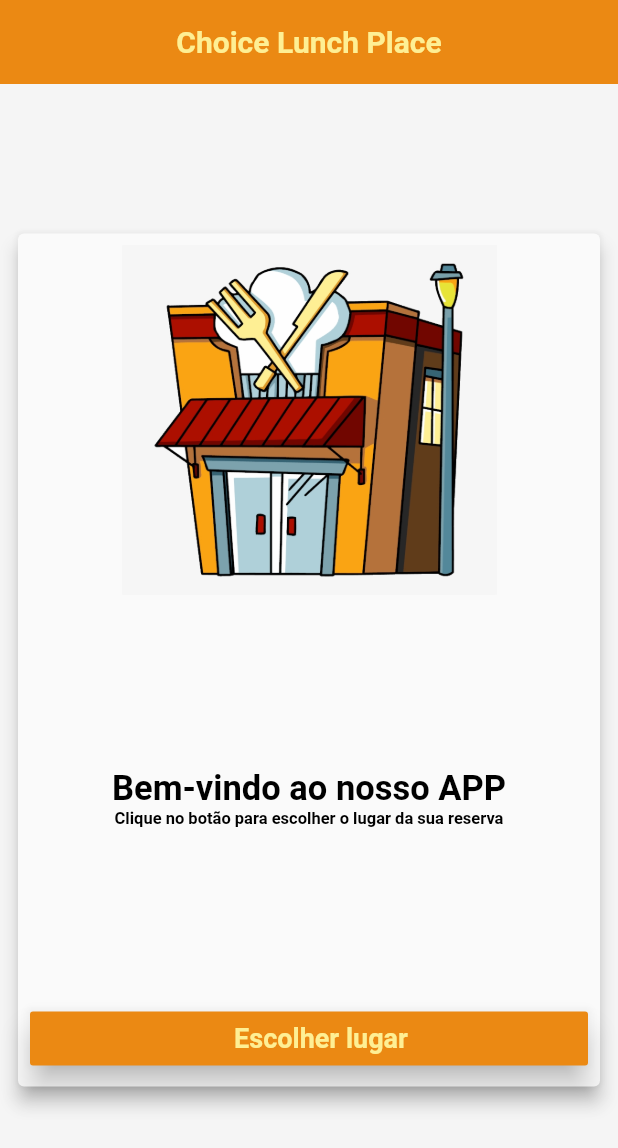
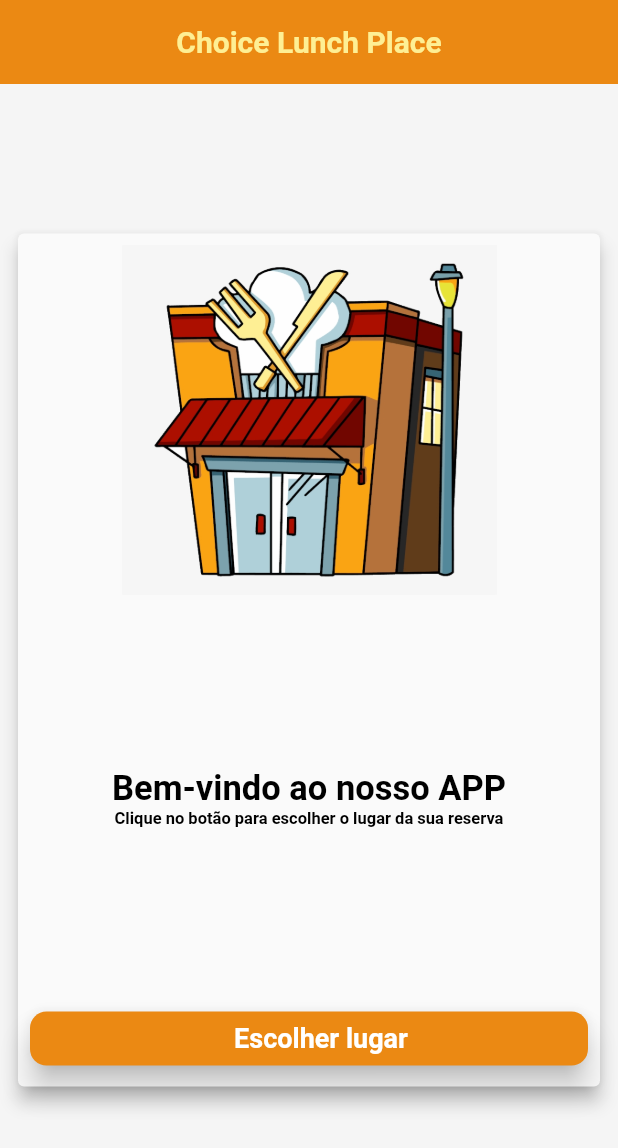
Before and after one commit to vitoriassia/choice-my-lunch-place, a Flutter app: the screen it shows after launch, on a phone screen of 412 x 824 dp. Shown: the top 1148 px of the screen. Run offline on Flutter 3.47's test engine with Material 2 defaults, Android fonts, the phone set to English and light mode, and no system bars; our stand-ins replace flutter_mobx, flutter_modular, mobx; generated files the repository leaves out were written again.

Commit message:
removendo warnings gerado pela migracao

```diff
--- a/lib/app/modules/choice_place/ui/widgets/icon_info_chair.dart
+++ b/lib/app/modules/choice_place/ui/widgets/icon_info_chair.dart
@@ -43,15 +43,13 @@ getWigetIcon(SeatModel seat, context, table) {
         Icons.account_circle,
         color: kPrimaryColor,
       );
-      break;
+
     case StatusSeat.Unavailable:
       return Icon(Icons.remove_circle, color: Colors.red[900]);
-      break;
     case StatusSeat.Available:
       return iconAvailableSeat(() {
         Modular.get<ChoicePlaceStore>().selectPlace(seat, table);
       }, seat.isSelect);
-      break;
     default:
   }
 }
--- a/lib/app/shared/widgets/sweet_button.dart
+++ b/lib/app/shared/widgets/sweet_button.dart
@@ -18,10 +18,16 @@ class SweetButton extends StatelessWidget {
 
   @override
   Widget build(BuildContext context) {
-    return RaisedButton(
-      elevation: 8,
-      color: color ?? kPrimaryColor,
-      textColor: textcolor ?? kSecondColor,
+    return ElevatedButton(
+      style: ElevatedButton.styleFrom(
+          primary: color ?? kPrimaryColor,
+          elevation: 8,
+          textStyle: TextStyle(
+            color: textcolor ?? kSecondColor,
+          ),
+          shape: RoundedRectangleBorder(
+            borderRadius: BorderRadius.circular(11.0),
+          )),
       onPressed: onPressed as void Function()?,
       child: Row(
         mainAxisAlignment: MainAxisAlignment.center,
@@ -30,7 +36,7 @@ class SweetButton extends StatelessWidget {
           icon != null ? Icon(icon) : Container(),
           SizedBox(width: 16.0),
           Text(
-            text ?? '',
+            text,
             style: TextStyle(fontWeight: FontWeight.bold, fontSize: 18),
           ),
         ],
```
